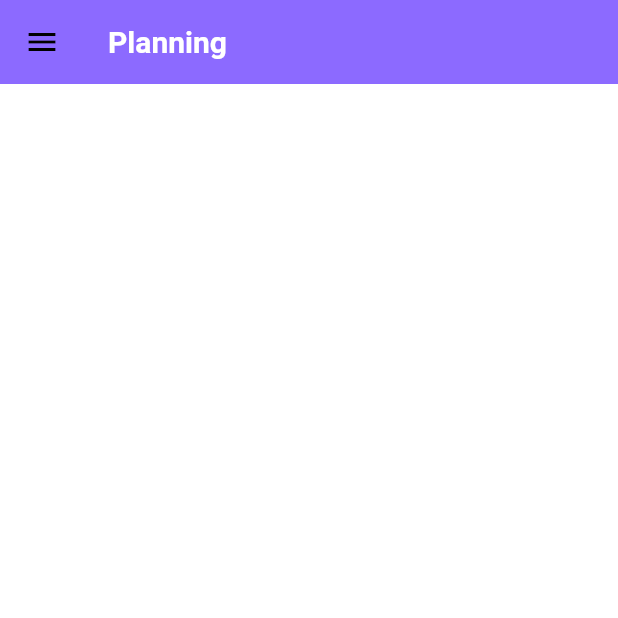
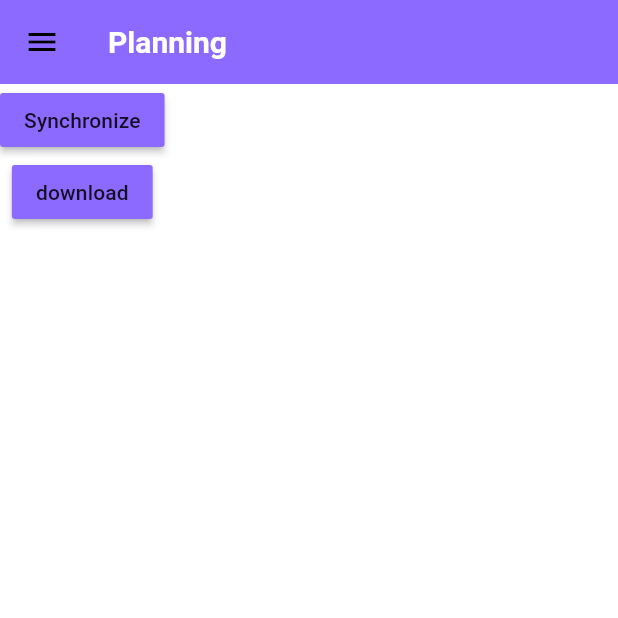
Before and after one commit to vladnov138/task_manager, a Flutter app: the ProfileScreen screen opened by its route, on a phone screen of 412 x 824 dp, the top half of it. Run offline on Flutter 3.47's test engine with Material 2 defaults, Android fonts, the light colour scheme and no system bars; our stand-ins replace auto_route, dio, flutter_datetime_picker_plus, flutter_local_notifications, flutter_svg, get_it and 4 more; accounts and stored records are empty.

Commit message:
add upload and download buttons

```diff
--- a/lib/features/profile/view/profile_screen.dart
+++ b/lib/features/profile/view/profile_screen.dart
@@ -1,6 +1,9 @@
 import 'package:auto_route/auto_route.dart';
 import 'package:flutter/material.dart';
+import 'package:get_it/get_it.dart';
+import 'package:task_manager/repository/abstract_repository.dart';
 import 'package:task_manager/router/router.dart';
+import 'package:task_manager/theme/theme.dart';
 
 import '../../../generated/l10n.dart';
 
@@ -11,9 +14,7 @@ class ProfileScreen extends StatelessWidget {
   @override
   Widget build(BuildContext context) {
     return Scaffold(
-      appBar: AppBar(
-        title: const Text("Planning")
-      ),
+      appBar: AppBar(title: const Text("Planning")),
       drawer: Drawer(
           child: ListView(
         children: [
@@ -35,13 +36,26 @@ class ProfileScreen extends StatelessWidget {
           ListTile(
             title: Text(S.of(context).logOut),
             leading: const Icon(Icons.logout_outlined),
-              onTap: () {
-
+            onTap: () {},
+          ),
+        ],
+      )),
+      body: Column(children: [
+        MaterialButton(
+          color: mainTheme.primaryColor,
+          child: Text(S.of(context).synchronize),
+          onPressed: () {
+            GetIt.I<AbstractRepository>().uploadData();
           },
         ),
-          ],
-        )
+        MaterialButton(
+          color: mainTheme.primaryColor,
+          child: Text(S.of(context).download),
+          onPressed: () {
+            GetIt.I<AbstractRepository>().downloadData();
+          },
         ),
+      ]),
     );
   }
 }
```
Lines whose indentation alone changed are shown as unchanged.
